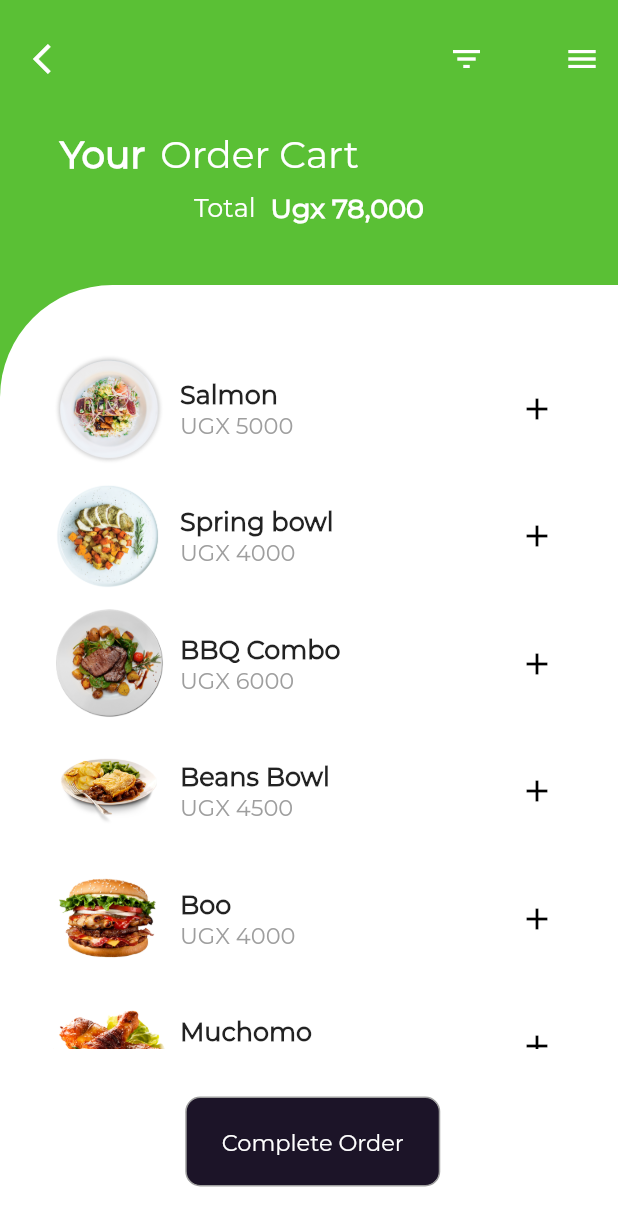
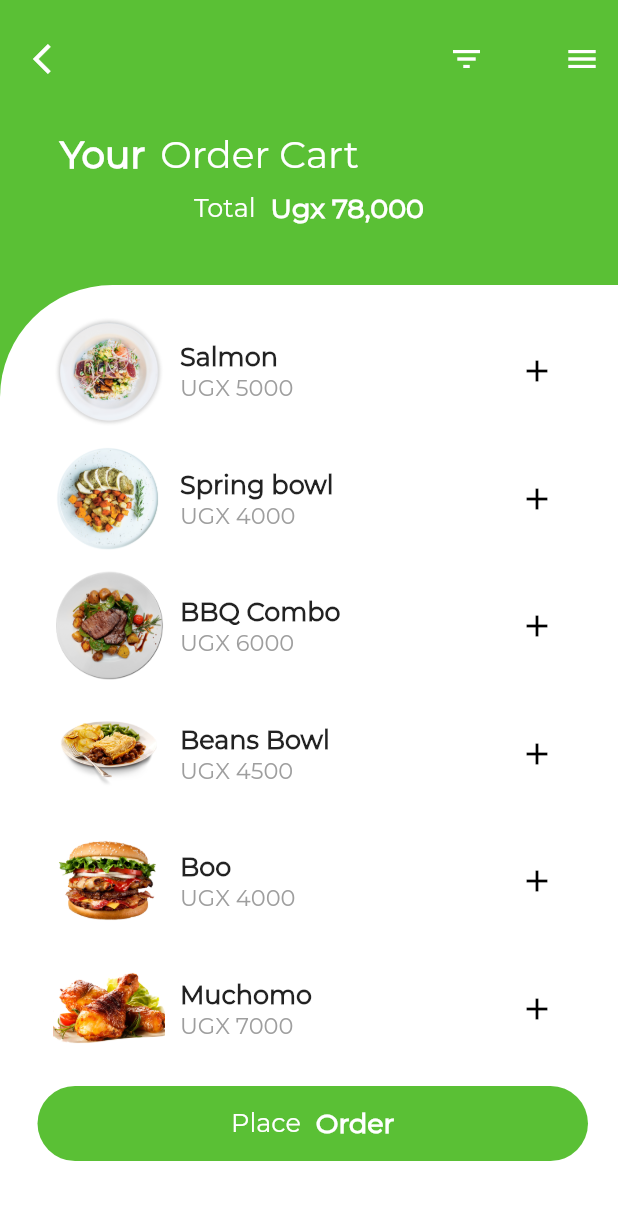
Before and after one commit to patrickhamzaokello/OfficialZodongoFoods, a Flutter app: the CheckoutPage screen opened directly, on a phone screen of 412 x 824 dp. Shown: the top 1226 px of the screen. Run offline on Flutter 3.47's test engine with Material 2 defaults, Android fonts, the phone set to English and light mode, and no system bars; missing offline and left inert: keyboard_visibility; project files that could hold a hidden picture were left out.

Commit message:
fixed cart page

```diff
--- a/lib/checkout.dart
+++ b/lib/checkout.dart
@@ -102,9 +102,9 @@ class _CheckoutPageState extends State<CheckoutPage> {
               padding: EdgeInsets.only(left: 25.0, right: 20.0),
               children: <Widget>[
                 Padding(
-                    padding: EdgeInsets.only(top: 35.0),
+                    padding: EdgeInsets.only(top: 10.0),
                     child: Container(
-                        height: MediaQuery.of(context).size.height - 350.0,
+                        height: MediaQuery.of(context).size.height - 300.0,
                         child: ListView(children: [
                           _buildFoodItem(
                               'assets/plate1.png', 'Salmon', '\UGX 5000'),
@@ -123,28 +123,36 @@ class _CheckoutPageState extends State<CheckoutPage> {
                           _buildFoodItem(
                               'assets/plate5.png', 'Berry bowl', '\UGX 4000')
                         ]))),
-                Row(
-                  mainAxisAlignment: MainAxisAlignment.spaceEvenly,
+                Container(
+                  height: 50.0,
+                  decoration: BoxDecoration(
+                    borderRadius: BorderRadius.circular(30.0),
+                    color: Color(0xFF5AC035),
+                  ),
+                  child: Center(
+                    child: Row(
+                      mainAxisAlignment: MainAxisAlignment.center,
                       children: <Widget>[
-                    Container(
-                      margin: EdgeInsets.all(32),
-                      padding: EdgeInsets.all(20),
-                      width: 170,
-                      decoration: BoxDecoration(
-                          border: Border.all(
-                              color: Colors.grey,
-                              style: BorderStyle.solid,
-                              width: 1.0),
-                          borderRadius: BorderRadius.circular(10.0),
-                          color: Color(0xFF1C1428)),
-                      child: Center(
-                          child: Text('Complete Order',
+                        Text(
+                          'Place',
                           style: TextStyle(
                             fontFamily: 'Montserrat',
+                            fontSize: 17.0,
                             color: Colors.white,
-                                  fontSize: 15.0))),
+                          ),
+                        ),
+                        SizedBox(width: 10.0),
+                        Text(
+                          "Order",
+                          style: TextStyle(
+                              fontFamily: 'Montserrat',
+                              fontSize: 18.0,
+                              color: Colors.white,
+                              fontWeight: FontWeight.bold),
                         )
                       ],
+                    ),
+                  ),
                 )
               ],
             ),
```
Lines whose indentation alone changed are shown as unchanged.
